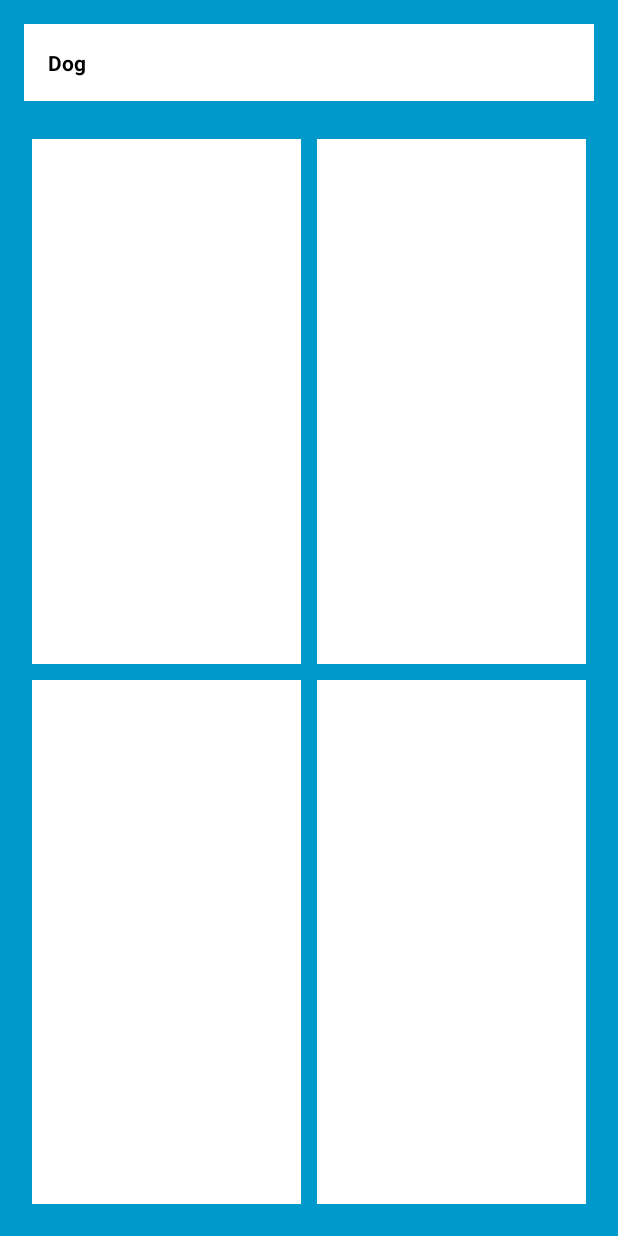
After one commit to paceuniversity/cs3892015team5, an Android app: the QuizActivity screen opened directly, with no data from a screen before it, on a phone screen of 412 x 824 dp. The commit adds this screen. Run offline under Robolectric (Android 15) with nearby library versions, the phone set to English and light mode, and no system bars.

Commit message:
Added the quiz activity main body structure

```diff
--- a/app/src/main/AndroidManifest.xml
+++ b/app/src/main/AndroidManifest.xml
@@ -11,7 +11,7 @@
             android:name=".SplashScreen"
             android:configChanges="orientation|keyboardHidden|screenSize"
             android:label="@string/title_activity_splash_screen"
-            android:theme="@android:style/Theme.Black.NoTitleBar.Fullscreen">
+            android:theme="@android:style/Theme.Black.NoTitleBar.Fullscreen" >
             <intent-filter>
                 <action android:name="android.intent.action.MAIN" />
                 <action android:name="com.williamokano.apps.kidsworld.SplashScreen" />
@@ -22,16 +22,21 @@
         <activity
             android:name=".GameMain"
             android:label="@string/title_activity_game_main"
-            android:theme="@android:style/Theme.Black.NoTitleBar.Fullscreen">
+            android:theme="@android:style/Theme.Black.NoTitleBar.Fullscreen" >
         </activity>
         <activity
-            android:name="ButtonChoose"
+            android:name=".ButtonChoose"
             android:label="@string/title_activity_button_choose"
-            android:theme="@android:style/Theme.Black.NoTitleBar.Fullscreen">
+            android:theme="@android:style/Theme.Black.NoTitleBar.Fullscreen" >
         </activity>
         <activity
-            android:name="CategoryList"
+            android:name=".CategoryList"
             android:label="@string/title_activity_category_list"
+            android:theme="@android:style/Theme.Black.NoTitleBar.Fullscreen" >
+        </activity>
+        <activity
+            android:name=".QuizActivity"
+            android:label="@string/title_activity_quiz"
             android:theme="@android:style/Theme.Black.NoTitleBar.Fullscreen">
         </activity>
     </application>
--- a/app/src/main/java/com/williamokano/apps/kidsworld/ButtonChoose.java
+++ b/app/src/main/java/com/williamokano/apps/kidsworld/ButtonChoose.java
@@ -16,13 +16,21 @@ public class ButtonChoose extends Activity {
         super.onCreate(savedInstanceState);
         setContentView(R.layout.activity_button);
 
-        Button button1 = (Button)findViewById(R.id.button_1);
+        Button button1 = (Button) findViewById(R.id.button_1);
+        Button button_2 = (Button) findViewById(R.id.button_2);
 
-        button1.setOnClickListener(new View.OnClickListener(){
+        button1.setOnClickListener(new View.OnClickListener() {
             @Override
             public void onClick(View v) {
-                Intent intent = new Intent(ButtonChoose.this,GameMain.class);
+                Intent intent = new Intent(ButtonChoose.this, GameMain.class);
                 startActivity(intent);
+            }
+        });
+
+        button_2.setOnClickListener(new View.OnClickListener() {
+            @Override
+            public void onClick(View v) {
+                startActivity(new Intent(ButtonChoose.this, QuizActivity.class));
             }
         });
     }
--- /dev/null
+++ b/app/src/main/java/com/williamokano/apps/kidsworld/QuizActivity.java
@@ -0,0 +1,18 @@
+package com.williamokano.apps.kidsworld;
+
+import android.app.Activity;
+import android.support.v7.app.ActionBarActivity;
+import android.os.Bundle;
+import android.view.Menu;
+import android.view.MenuItem;
+
+
+public class QuizActivity extends Activity {
+
+    @Override
+    protected void onCreate(Bundle savedInstanceState) {
+        super.onCreate(savedInstanceState);
+        setContentView(R.layout.activity_quiz);
+    }
+
+}
--- /dev/null
+++ b/app/src/main/java/com/williamokano/apps/kidsworld/bll/ThingBLL.java
@@ -0,0 +1,22 @@
+package com.williamokano.apps.kidsworld.bll;
+
+import com.williamokano.apps.kidsworld.models.Category;
+import com.williamokano.apps.kidsworld.models.Thing;
+
+import java.util.ArrayList;
+
+/**
+ * Created by William on 4/19/2015.
+ */
+public class ThingBLL {
+
+    //@TODO: Implement this method. Retrieve from database
+    public ArrayList<Thing> GetThings() {
+        return null;
+    }
+
+    //@TODO: Implement this method. Retrieve from database
+    public ArrayList<Thing> GetThins(Category category) {
+        return null;
+    }
+}
--- /dev/null
+++ b/app/src/main/res/layout/activity_quiz.xml
@@ -0,0 +1,116 @@
+<RelativeLayout xmlns:android="http://schemas.android.com/apk/res/android"
+    xmlns:tools="http://schemas.android.com/tools"
+    android:layout_width="match_parent"
+    android:layout_height="match_parent"
+    android:background="@android:color/holo_blue_dark"
+    android:paddingBottom="@dimen/activity_vertical_margin"
+    android:paddingLeft="@dimen/activity_horizontal_margin"
+    android:paddingRight="@dimen/activity_horizontal_margin"
+    android:paddingTop="@dimen/activity_vertical_margin"
+    tools:context="com.williamokano.apps.kidsworld.QuizActivity">
+
+    <RelativeLayout
+        android:id="@+id/quiz_text_container"
+        android:layout_width="fill_parent"
+        android:layout_height="wrap_content"
+        android:layout_margin="0dp"
+        android:background="@android:color/white"
+        android:padding="0dp">
+
+        <TextView
+            android:id="@+id/quiz_top_text"
+            android:layout_width="wrap_content"
+            android:layout_height="wrap_content"
+            android:padding="16dp"
+            android:text="Dog"
+            android:textColor="@android:color/black"
+            android:textStyle="bold" />
+    </RelativeLayout>
+
+    <LinearLayout
+        android:id="@+id/quiz_body_container"
+        android:layout_width="fill_parent"
+        android:layout_height="fill_parent"
+        android:layout_below="@+id/quiz_text_container"
+        android:layout_marginTop="20dp"
+        android:orientation="vertical">
+
+
+        <LinearLayout
+            android:layout_width="fill_parent"
+            android:layout_height="fill_parent"
+            android:layout_weight="1"
+            android:orientation="horizontal">
+
+            <LinearLayout
+                android:layout_width="fill_parent"
+                android:layout_height="fill_parent"
+                android:layout_weight="1"
+                android:orientation="vertical"
+                android:layout_margin="5dp"
+                android:background="@android:color/white">
+
+            </LinearLayout>
+
+            <LinearLayout
+                android:layout_width="fill_parent"
+                android:layout_height="fill_parent"
+                android:layout_weight="1"
+                android:orientation="vertical"
+                android:layout_margin="5dp"
+                android:background="@android:color/white">
+
+            </LinearLayout>
+
+        </LinearLayout>
+
+
+        <LinearLayout
+            android:layout_width="fill_parent"
+            android:layout_height="fill_parent"
+            android:layout_weight="1"
+            android:orientation="horizontal">
+
+            <LinearLayout
+                android:layout_width="fill_parent"
+                android:layout_height="fill_parent"
+                android:layout_weight="1"
+                android:orientation="vertical"
+                android:layout_margin="5dp"
+                android:background="@android:color/white">
+
+            </LinearLayout>
+
+            <LinearLayout
+                android:layout_width="fill_parent"
+                android:layout_height="fill_parent"
+                android:layout_weight="1"
+                android:orientation="vertical"
+                android:layout_margin="5dp"
+                android:background="@android:color/white">
+
+            </LinearLayout>
+
+        </LinearLayout>
+
+        <!--
+        <ImageView
+            android:id="@+id/quiz_body_img1"
+            android:layout_width="wrap_content"
+            android:layout_height="wrap_content"
+            android:src="@drawable/dog"
+            android:layout_weight="1"
+            />
+
+        <ImageView
+            android:id="@+id/quiz_body_img2"
+            android:layout_width="wrap_content"
+            android:layout_height="wrap_content"
+            android:src="@drawable/dog"
+            android:layout_weight="1"
+            />
+         -->
+
+    </LinearLayout>
+
+</RelativeLayout>
--- /dev/null
+++ b/app/src/main/res/menu/menu_quiz.xml
@@ -0,0 +1,7 @@
+<menu xmlns:android="http://schemas.android.com/apk/res/android"
+    xmlns:app="http://schemas.android.com/apk/res-auto"
+    xmlns:tools="http://schemas.android.com/tools"
+    tools:context="com.williamokano.apps.kidsworld.QuizActivity">
+    <item android:id="@+id/action_settings" android:title="@string/action_settings"
+        android:orderInCategory="100" app:showAsAction="never" />
+</menu>
--- a/app/src/main/res/values/strings.xml
+++ b/app/src/main/res/values/strings.xml
@@ -10,4 +10,5 @@
     <string name="action_settings">Settings</string>
     <string name="title_activity_button_choose">ButtonChoose</string>
     <string name="title_activity_category_list">CategoryList</string>
+    <string name="title_activity_quiz">QuizActivity</string>
 </resources>
```
Also changed, not shown: 1 other file.
